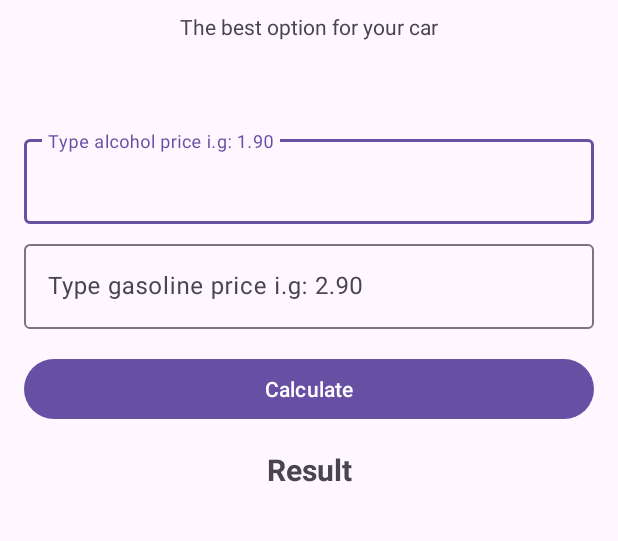
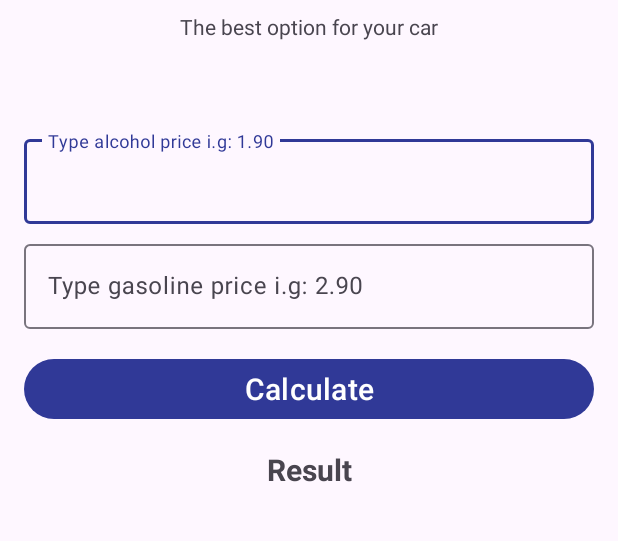
Before and after one commit to AndroidStudy0/gasolineAlcoholApp, an Android app: the screen it shows after launch (MainActivity), on a phone screen of 412 x 824 dp, the part 159-700 px from its top. Run offline under Robolectric (Android 15) with nearby library versions, the phone set to English and light mode, and no system bars.

```diff
--- a/app/src/main/java/com/isadoralopes/gasolinaalcoolapp/MainActivity.kt
+++ b/app/src/main/java/com/isadoralopes/gasolinaalcoolapp/MainActivity.kt
@@ -1,12 +1,26 @@
 package com.isadoralopes.gasolinaalcoolapp
 
 import android.os.Bundle
+import android.widget.Button
+import android.widget.TextView
 import androidx.activity.enableEdgeToEdge
 import androidx.appcompat.app.AppCompatActivity
 import androidx.core.view.ViewCompat
 import androidx.core.view.WindowInsetsCompat
+import com.google.android.material.textfield.TextInputEditText
+import com.google.android.material.textfield.TextInputLayout
 
 class MainActivity : AppCompatActivity() {
+
+    private lateinit var textInputAlcohol: TextInputLayout
+    private lateinit var editAlcohol: TextInputEditText
+
+    private lateinit var textInputGasoline: TextInputLayout
+    private lateinit var editGasoline: TextInputEditText
+
+    private lateinit var btnCalculate: Button
+    private lateinit var textResult: TextView
+
     override fun onCreate(savedInstanceState: Bundle?) {
         super.onCreate(savedInstanceState)
         enableEdgeToEdge()
@@ -16,5 +30,55 @@ class MainActivity : AppCompatActivity() {
             v.setPadding(systemBars.left, systemBars.top, systemBars.right, systemBars.bottom)
             insets
         }
+
+        iniateComponentsInterface()
+        btnCalculate.setOnClickListener {
+            calculateBestPrice()
+        }
+    }
+
+    private fun calculateBestPrice() {
+        val priceAlcohol = editAlcohol.text.toString()
+        val priceGasoline = editGasoline.text.toString()
+
+        val validationResult = validateFields(priceAlcohol, priceGasoline)
+
+        if (validationResult) {
+            val result = priceAlcohol.toDouble() / priceGasoline.toDouble()
+
+            if (result >= 0.7) {
+                textResult.text = "Best option: Gasoline"
+            }
+
+            textResult.text = "Best option: Alcohol"
+        }
+    }
+
+    private fun validateFields(pAlcohol: String, pGasoline: String): Boolean {
+        textInputAlcohol.error = null
+        textInputGasoline.error = null
+
+        if (pAlcohol.isEmpty()) {
+            textInputAlcohol.error = "Type alcohol price"
+            return false
+
+        } else if (pGasoline.isEmpty()) {
+            textInputGasoline.error = "Type gasoline price"
+            return false
+        }
+
+        return true
+
+    }
+
+    private fun iniateComponentsInterface() {
+        textInputAlcohol = findViewById(R.id.text_input_alcohol)
+        editAlcohol = findViewById(R.id.edit_alcohol)
+
+        textInputGasoline = findViewById(R.id.text_input_gasoline)
+        editGasoline = findViewById(R.id.edit_gasoline)
+
+        btnCalculate = findViewById(R.id.button_calculate)
+        textResult = findViewById(R.id.text_result)
     }
 }
--- a/app/src/main/res/layout/activity_main.xml
+++ b/app/src/main/res/layout/activity_main.xml
@@ -32,7 +32,7 @@
         app:layout_constraintTop_toBottomOf="@+id/imageView" />
 
     <com.google.android.material.textfield.TextInputLayout
-        android:id="@+id/textInputLayout"
+        android:id="@+id/text_input_alcohol"
         android:layout_width="0dp"
         android:layout_height="wrap_content"
         android:layout_marginStart="16dp"
@@ -44,6 +44,7 @@
         app:layout_constraintTop_toBottomOf="@+id/textView">
 
         <com.google.android.material.textfield.TextInputEditText
+            android:id="@+id/edit_alcohol"
             android:layout_width="match_parent"
             android:layout_height="wrap_content"
             android:hint="Type alcohol price i.g: 1.90"
@@ -51,7 +52,7 @@
     </com.google.android.material.textfield.TextInputLayout>
 
     <com.google.android.material.textfield.TextInputLayout
-        android:id="@+id/textInputLayout2"
+        android:id="@+id/text_input_gasoline"
         android:layout_width="0dp"
         android:layout_height="wrap_content"
         android:layout_marginStart="16dp"
@@ -60,9 +61,10 @@
         app:layout_constraintEnd_toEndOf="parent"
         app:layout_constraintHorizontal_bias="0.5"
         app:layout_constraintStart_toStartOf="parent"
-        app:layout_constraintTop_toBottomOf="@+id/textInputLayout">
+        app:layout_constraintTop_toBottomOf="@+id/text_input_alcohol">
 
         <com.google.android.material.textfield.TextInputEditText
+            android:id="@+id/edit_gasoline"
             android:layout_width="match_parent"
             android:layout_height="wrap_content"
             android:hint="Type gasoline price i.g: 2.90"
@@ -70,20 +72,21 @@
     </com.google.android.material.textfield.TextInputLayout>
 
     <Button
-        android:id="@+id/button"
+        android:id="@+id/button_calculate"
         android:layout_width="0dp"
         android:layout_height="wrap_content"
         android:layout_marginStart="16dp"
         android:layout_marginTop="16dp"
         android:layout_marginEnd="16dp"
         android:text="Calculate"
+        android:textSize="20sp"
         app:layout_constraintEnd_toEndOf="parent"
         app:layout_constraintHorizontal_bias="0.5"
         app:layout_constraintStart_toStartOf="parent"
-        app:layout_constraintTop_toBottomOf="@+id/textInputLayout2" />
+        app:layout_constraintTop_toBottomOf="@+id/text_input_gasoline" />
 
     <TextView
-        android:id="@+id/textView2"
+        android:id="@+id/text_result"
         android:layout_width="0dp"
         android:layout_height="wrap_content"
         android:layout_marginStart="16dp"
@@ -96,5 +99,5 @@
         app:layout_constraintEnd_toEndOf="parent"
         app:layout_constraintHorizontal_bias="0.5"
         app:layout_constraintStart_toStartOf="parent"
-        app:layout_constraintTop_toBottomOf="@+id/button" />
+        app:layout_constraintTop_toBottomOf="@+id/button_calculate" />
 </androidx.constraintlayout.widget.ConstraintLayout>
--- a/app/src/main/res/values/colors.xml
+++ b/app/src/main/res/values/colors.xml
@@ -2,4 +2,5 @@
 <resources>
     <color name="black">#FF000000</color>
     <color name="white">#FFFFFFFF</color>
+    <color name="blue">#303997</color>
 </resources>
--- a/app/src/main/res/values/themes.xml
+++ b/app/src/main/res/values/themes.xml
@@ -2,7 +2,7 @@
     <!-- Base application theme. -->
     <style name="Base.Theme.GasolinaAlcoolApp" parent="Theme.Material3.DayNight.NoActionBar">
         <!-- Customize your light theme here. -->
-        <!-- <item name="colorPrimary">@color/my_light_primary</item> -->
+        <item name="colorPrimary">@color/blue</item>
     </style>
 
     <style name="Theme.GasolinaAlcoolApp" parent="Base.Theme.GasolinaAlcoolApp" />
```
Also changed, not shown: 1 other file.
